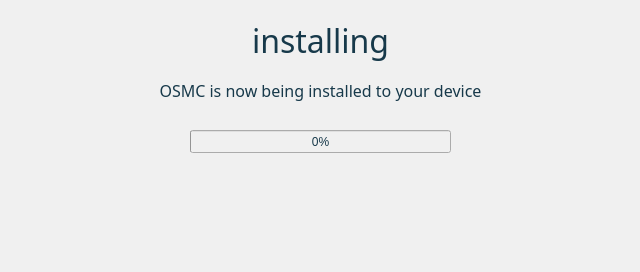
The window that installer/host/qt_host_installer/extractprogress.ui (osmc/osmc) describes before a commit, drawn with Qt 5.
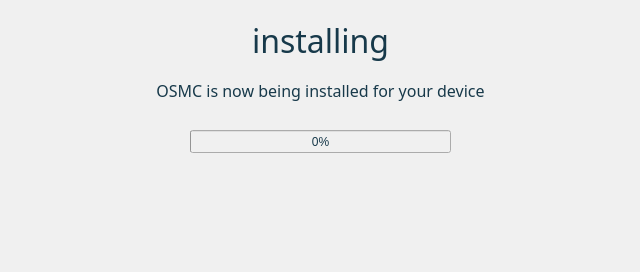
The same window after the commit.

The edit to the form file:
```diff
--- a/installer/host/qt_host_installer/extractprogress.ui
+++ b/installer/host/qt_host_installer/extractprogress.ui
@@ -66,7 +66,7 @@
 </string>
    </property>
    <property name="text">
-    <string>OSMC is now being installed to your device</string>
+    <string>OSMC is now being installed for your device</string>
    </property>
    <property name="alignment">
     <set>Qt::AlignCenter</set>
```
